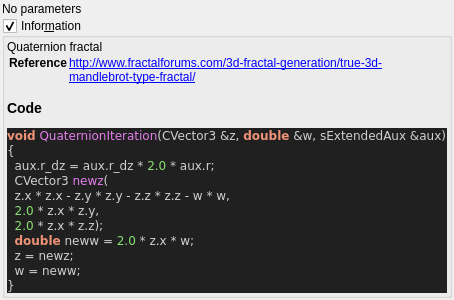
This is mandelbulber2/qt_data/fractal_quaternion.ui in buddhi1980/mandelbulber2 as Qt 5 draws it before an edit. The edited form follows.
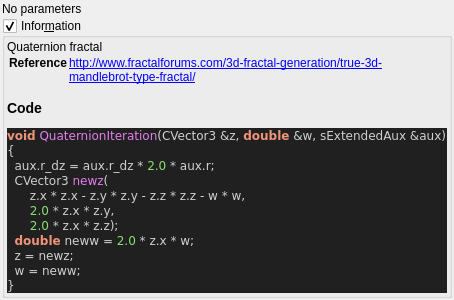
This is the edited form. Custom widgets are drawn as their Qt base class.

```diff
--- a/mandelbulber2/qt_data/fractal_quaternion.ui
+++ b/mandelbulber2/qt_data/fractal_quaternion.ui
@@ -81,9 +81,9 @@
 &lt;span style=&quot;color:#d0d0d0&quot;&gt;{&lt;/span&gt;
   aux&lt;span style=&quot;color:#d0d0d0&quot;&gt;.&lt;/span&gt;r_dz &lt;span style=&quot;color:#d0d0d0&quot;&gt;=&lt;/span&gt; aux&lt;span style=&quot;color:#d0d0d0&quot;&gt;.&lt;/span&gt;r_dz &lt;span style=&quot;color:#d0d0d0&quot;&gt;*&lt;/span&gt; &lt;span style=&quot;color:#87df71&quot;&gt;2.0&lt;/span&gt; &lt;span style=&quot;color:#d0d0d0&quot;&gt;*&lt;/span&gt; aux&lt;span style=&quot;color:#d0d0d0&quot;&gt;.&lt;/span&gt;r&lt;span style=&quot;color:#d0d0d0&quot;&gt;;&lt;/span&gt;
   CVector3 &lt;span style=&quot;color:#e47eed&quot;&gt;newz&lt;/span&gt;&lt;span style=&quot;color:#d0d0d0&quot;&gt;(&lt;/span&gt;
-  z&lt;span style=&quot;color:#d0d0d0&quot;&gt;.&lt;/span&gt;x &lt;span style=&quot;color:#d0d0d0&quot;&gt;*&lt;/span&gt; z&lt;span style=&quot;color:#d0d0d0&quot;&gt;.&lt;/span&gt;x &lt;span style=&quot;color:#d0d0d0&quot;&gt;-&lt;/span&gt; z&lt;span style=&quot;color:#d0d0d0&quot;&gt;.&lt;/span&gt;y &lt;span style=&quot;color:#d0d0d0&quot;&gt;*&lt;/span&gt; z&lt;span style=&quot;color:#d0d0d0&quot;&gt;.&lt;/span&gt;y &lt;span style=&quot;color:#d0d0d0&quot;&gt;-&lt;/span&gt; z&lt;span style=&quot;color:#d0d0d0&quot;&gt;.&lt;/span&gt;z &lt;span style=&quot;color:#d0d0d0&quot;&gt;*&lt;/span&gt; z&lt;span style=&quot;color:#d0d0d0&quot;&gt;.&lt;/span&gt;z &lt;span style=&quot;color:#d0d0d0&quot;&gt;-&lt;/span&gt; w &lt;span style=&quot;color:#d0d0d0&quot;&gt;*&lt;/span&gt; w&lt;span style=&quot;color:#d0d0d0&quot;&gt;,&lt;/span&gt;
-  &lt;span style=&quot;color:#87df71&quot;&gt;2.0&lt;/span&gt; &lt;span style=&quot;color:#d0d0d0&quot;&gt;*&lt;/span&gt; z&lt;span style=&quot;color:#d0d0d0&quot;&gt;.&lt;/span&gt;x &lt;span style=&quot;color:#d0d0d0&quot;&gt;*&lt;/span&gt; z&lt;span style=&quot;color:#d0d0d0&quot;&gt;.&lt;/span&gt;y&lt;span style=&quot;color:#d0d0d0&quot;&gt;,&lt;/span&gt;
-  &lt;span style=&quot;color:#87df71&quot;&gt;2.0&lt;/span&gt; &lt;span style=&quot;color:#d0d0d0&quot;&gt;*&lt;/span&gt; z&lt;span style=&quot;color:#d0d0d0&quot;&gt;.&lt;/span&gt;x &lt;span style=&quot;color:#d0d0d0&quot;&gt;*&lt;/span&gt; z&lt;span style=&quot;color:#d0d0d0&quot;&gt;.&lt;/span&gt;z&lt;span style=&quot;color:#d0d0d0&quot;&gt;);&lt;/span&gt;
+      z&lt;span style=&quot;color:#d0d0d0&quot;&gt;.&lt;/span&gt;x &lt;span style=&quot;color:#d0d0d0&quot;&gt;*&lt;/span&gt; z&lt;span style=&quot;color:#d0d0d0&quot;&gt;.&lt;/span&gt;x &lt;span style=&quot;color:#d0d0d0&quot;&gt;-&lt;/span&gt; z&lt;span style=&quot;color:#d0d0d0&quot;&gt;.&lt;/span&gt;y &lt;span style=&quot;color:#d0d0d0&quot;&gt;*&lt;/span&gt; z&lt;span style=&quot;color:#d0d0d0&quot;&gt;.&lt;/span&gt;y &lt;span style=&quot;color:#d0d0d0&quot;&gt;-&lt;/span&gt; z&lt;span style=&quot;color:#d0d0d0&quot;&gt;.&lt;/span&gt;z &lt;span style=&quot;color:#d0d0d0&quot;&gt;*&lt;/span&gt; z&lt;span style=&quot;color:#d0d0d0&quot;&gt;.&lt;/span&gt;z &lt;span style=&quot;color:#d0d0d0&quot;&gt;-&lt;/span&gt; w &lt;span style=&quot;color:#d0d0d0&quot;&gt;*&lt;/span&gt; w&lt;span style=&quot;color:#d0d0d0&quot;&gt;,&lt;/span&gt;
+      &lt;span style=&quot;color:#87df71&quot;&gt;2.0&lt;/span&gt; &lt;span style=&quot;color:#d0d0d0&quot;&gt;*&lt;/span&gt; z&lt;span style=&quot;color:#d0d0d0&quot;&gt;.&lt;/span&gt;x &lt;span style=&quot;color:#d0d0d0&quot;&gt;*&lt;/span&gt; z&lt;span style=&quot;color:#d0d0d0&quot;&gt;.&lt;/span&gt;y&lt;span style=&quot;color:#d0d0d0&quot;&gt;,&lt;/span&gt;
+      &lt;span style=&quot;color:#87df71&quot;&gt;2.0&lt;/span&gt; &lt;span style=&quot;color:#d0d0d0&quot;&gt;*&lt;/span&gt; z&lt;span style=&quot;color:#d0d0d0&quot;&gt;.&lt;/span&gt;x &lt;span style=&quot;color:#d0d0d0&quot;&gt;*&lt;/span&gt; z&lt;span style=&quot;color:#d0d0d0&quot;&gt;.&lt;/span&gt;z&lt;span style=&quot;color:#d0d0d0&quot;&gt;);&lt;/span&gt;
   &lt;span style=&quot;color:#f09479; font-weight:bold&quot;&gt;double&lt;/span&gt; neww &lt;span style=&quot;color:#d0d0d0&quot;&gt;=&lt;/span&gt; &lt;span style=&quot;color:#87df71&quot;&gt;2.0&lt;/span&gt; &lt;span style=&quot;color:#d0d0d0&quot;&gt;*&lt;/span&gt; z&lt;span style=&quot;color:#d0d0d0&quot;&gt;.&lt;/span&gt;x &lt;span style=&quot;color:#d0d0d0&quot;&gt;*&lt;/span&gt; w&lt;span style=&quot;color:#d0d0d0&quot;&gt;;&lt;/span&gt;
   z &lt;span style=&quot;color:#d0d0d0&quot;&gt;=&lt;/span&gt; newz&lt;span style=&quot;color:#d0d0d0&quot;&gt;;&lt;/span&gt;
   w &lt;span style=&quot;color:#d0d0d0&quot;&gt;=&lt;/span&gt; neww&lt;span style=&quot;color:#d0d0d0&quot;&gt;;&lt;/span&gt;
```
